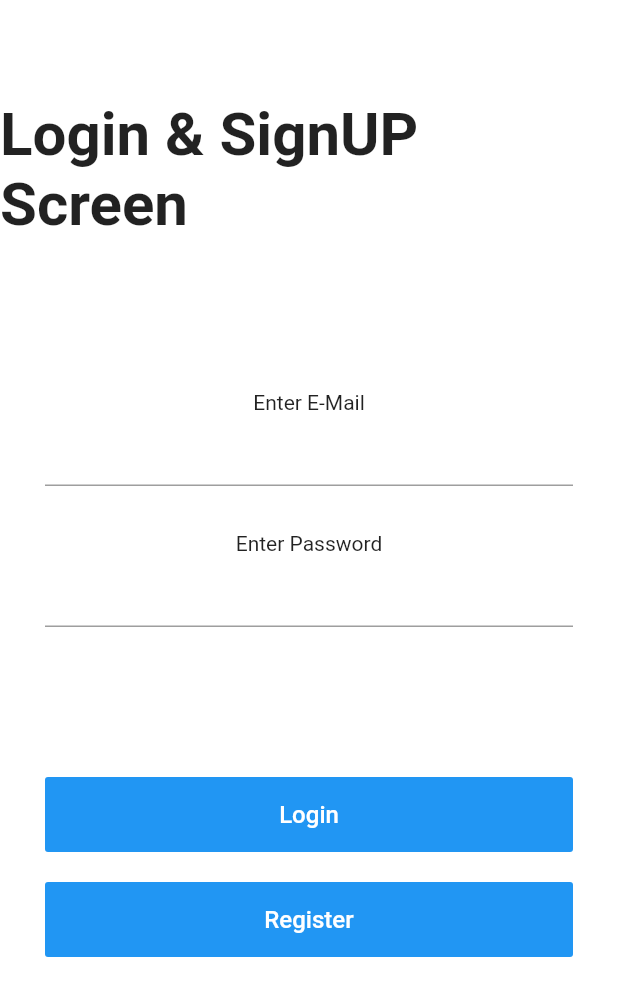
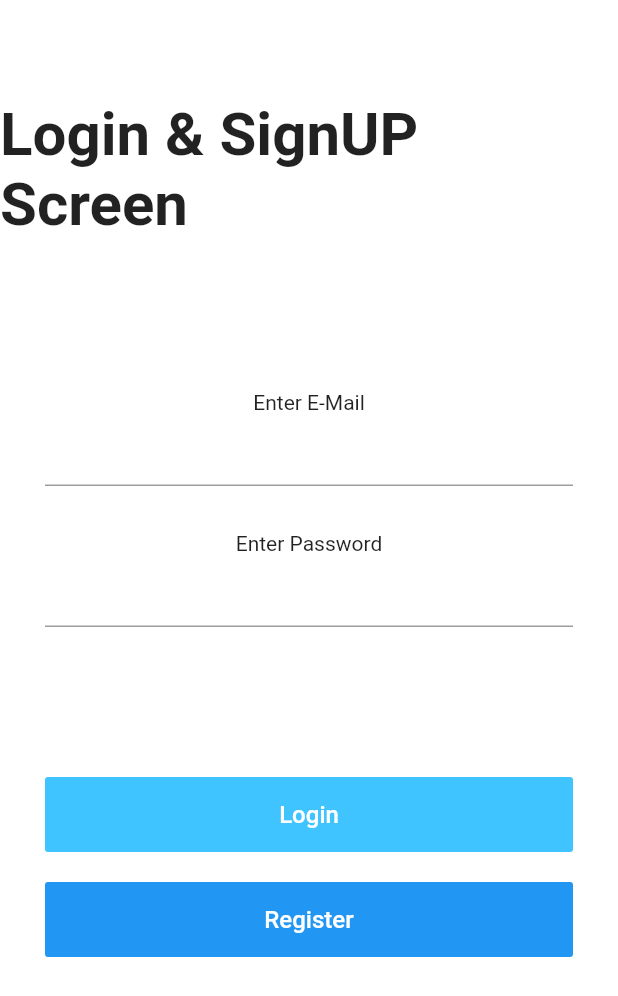
Before and after one commit to Ahtisham-Waheed/SP17-BCS-092, a Flutter app: the screen it shows after launch, on a phone screen of 412 x 824 dp. Shown: the top 996 px of the screen. Run offline on Flutter 3.47's test engine with Material 2 defaults, Android fonts, the phone set to English and light mode, and no system bars; our stand-ins replace animated_splash_screen, firebase_auth, firebase_core, flutter_colorpicker, flutter_markdown, fluttertoast and 2 more; accounts and stored records are empty; generated files the repository leaves out were written again.

Commit message:
Login Screen

```diff
--- a/lib/loginScreen.dart
+++ b/lib/loginScreen.dart
@@ -12,9 +12,9 @@ class loginScreen extends StatelessWidget {
     BuildContext context;
   }
 
-  Color primaryColor = Colors.greenAccent;
+  Color primaryColor = Colors.lightGreenAccent;
   Color secondaryColor = Colors.white;
-  Color logoColor = Colors.blue;
+  Color logoColor = Colors.lightBlueAccent;
 
   String email, password;
   final TextEditingController nameController = TextEditingController();
```
